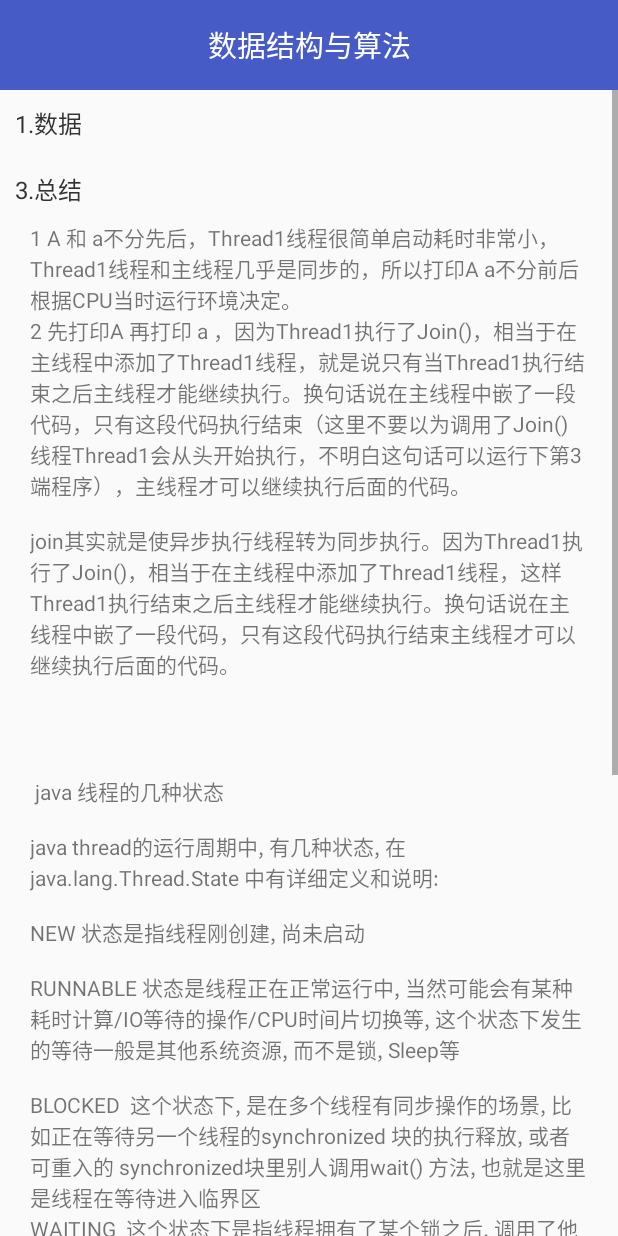
After one commit to UCodeUStory/DataStructure, an Android app: the JavaThreadSummary screen opened directly, with no data from a screen before it, on a phone screen of 412 x 824 dp. The commit adds this screen. Run offline under Robolectric (Android 15) with nearby library versions, the phone set to English and light mode, and no system bars.

Commit message:
添加锁状态解释

```diff
--- a/app/src/main/AndroidManifest.xml
+++ b/app/src/main/AndroidManifest.xml
@@ -35,6 +35,7 @@
         <activity android:name=".sort.EightSortDescriptionActivity"></activity>
         <activity android:name=".sort.CountSortActivity"></activity>
         <activity android:name=".java.JavaWaitNotifyActivity"></activity>
+        <activity android:name=".java.JavaThreadSummary"></activity>
     </application>
 
 </manifest>
--- a/app/src/main/java/com/wangpos/datastructure/MainActivity.java
+++ b/app/src/main/java/com/wangpos/datastructure/MainActivity.java
@@ -9,6 +9,7 @@ import android.widget.ListView;
 
 import com.wangpos.datastructure.core.DataBean;
 import com.wangpos.datastructure.java.JavaThreadActivity;
+import com.wangpos.datastructure.java.JavaThreadSummary;
 import com.wangpos.datastructure.java.JavaWaitNotifyActivity;
 import com.wangpos.datastructure.sort.BinaryTreeActivity;
 import com.wangpos.datastructure.sort.BisearchActivity;
@@ -69,6 +70,8 @@ public class MainActivity extends AppCompatActivity {
     public static final int CountSort = 17;
 
     public static final int JavaThreadWaitNotify = 18;
+
+    public static final int JavaThreadJoin = 19;
 
     @Override
     protected void onCreate(Bundle savedInstanceState) {
@@ -151,6 +154,9 @@ public class MainActivity extends AppCompatActivity {
                 startActivity(new Intent(this,CountSortActivity.class));
                 break;
 
+            case JavaThreadJoin:
+                startActivity(new Intent(this, JavaThreadSummary.class));
+                break;
             default:
                 break;
         }
@@ -171,6 +177,7 @@ public class MainActivity extends AppCompatActivity {
         list.add(new DataBean(BubbleSort,"冒泡排序"));
         list.add(new DataBean(JavaThread,"线程通信与锁详解"));
         list.add(new DataBean(JavaThreadWaitNotify,"Wait/notify/notifyAll"));
+        list.add(new DataBean(JavaThreadJoin,"Join详解"));
         list.add(new DataBean(HeapSort,"堆排序"));
         list.add(new DataBean(MerageSort,"归并排序"));
         list.add(new DataBean(ShellSort,"希尔排序"));
--- /dev/null
+++ b/app/src/main/java/com/wangpos/datastructure/java/JavaThreadSummary.java
@@ -0,0 +1,322 @@
+package com.wangpos.datastructure.java;
+
+import android.util.Log;
+
+import com.wangpos.datastructure.core.BaseActivity;
+import com.wangpos.datastructure.core.CodeBean;
+
+import org.jsoup.Connection;
+
+/**
+ * Created by qiyue on 2017/11/26.
+ */
+
+public class JavaThreadSummary extends BaseActivity{
+    @Override
+    protected void initData() {
+
+        /**
+         * A a 不分先后
+         */
+//        TestJoin();
+
+        /**
+         * A 先 a 后
+         */
+//        TestJoin2();
+
+        addItem(new CodeBean("join解释",joincode));
+    }
+
+    @Override
+    protected String getTextData() {
+        return null;
+    }
+
+    @Override
+    protected int getImageData() {
+        return 0;
+    }
+
+    @Override
+    protected String getResultData() {
+        return null;
+    }
+
+    @Override
+    protected String getTimeData() {
+        return null;
+    }
+
+    @Override
+    protected String getSpaceTimeData() {
+        return null;
+    }
+
+    @Override
+    protected String getWendingXingData() {
+        return null;
+    }
+
+    @Override
+    protected String getSummaryData() {
+        return "1 A 和 a不分先后，Thread1线程很简单启动耗时非常小，Thread1线程和主线程几乎是同步的，所以打印A a不分前后根据CPU当时运行环境决定。\n" +
+                "2 先打印A 再打印 a ，因为Thread1执行了Join()，相当于在主线程中添加了Thread1线程，就是说只有当Thread1执行结束之后主线程才能继续执行。" +
+                "换句话说在主线程中嵌了一段代码，只有这段代码执行结束（这里不要以为调用了Join()线程Thread1会从头开始执行，不明白这句话可以运行下第3端程序），" +
+                "主线程才可以继续执行后面的代码。\n" +
+                " \n" +
+                "join其实就是使异步执行线程转为同步执行。" +
+                "" +
+                "因为Thread1执行了Join()，相当于在主线程中添加了Thread1线程，这样Thread1执行结束之后主线程才能继续执行。" +
+                "换句话说在主线程中嵌了一段代码，只有这段代码执行结束" +
+                "主线程才可以继续执行后面的代码。\n" +
+                "\n " +
+                "\n " +
+                "\n " +
+                "\n " +
+                "java 线程的几种状态\n" +
+                " \n" +
+                "java thread的运行周期中, 有几种状态, 在 java.lang.Thread.State 中有详细定义和说明:\n" +
+                "\n" +
+                "NEW 状态是指线程刚创建, 尚未启动\n" +
+                "\n" +
+                "RUNNABLE 状态是线程正在正常运行中, 当然可能会有某种耗时计算/IO等待的操作/CPU时间片切换等, 这个状态下发生的等待一般是其他系统资源, 而不是锁, Sleep等\n" +
+                "\n" +
+                "BLOCKED  这个状态下, 是在多个线程有同步操作的场景, 比如正在等待另一个线程的synchronized 块的执行释放, 或者可重入的 synchronized块里别人调用wait() 方法, 也就是这里是线程在等待进入临界区\n" +
+                "WAITING  这个状态下是指线程拥有了某个锁之后, 调用了他的wait方法, 等待其他线程/锁拥有者调用 notify / notifyAll 一遍该线程可以继续下一步操作," +
+                " 这里要区分 BLOCKED 和 WATING 的区别, 一个是在临界点外面等待进入, 一个是在临界点里面wait等待别人notify, 线程调用了join方法 join了另外的线程的时候, 也会进入WAITING状态, 等待被他join的线程执行结束\n" +
+                "\n" +
+                "TIMED_WAITING  这个状态就是有限的(时间限制)的WAITING, 一般出现在调用wait(long), join(long)等情况下, 另外一个线程sleep后, 也会进入TIMED_WAITING状态\n" +
+                "\n" +
+                "TERMINATED 这个状态下表示 该线程的run方法已经执行完毕了, 基本上就等于死亡了(当时如果线程被持久持有, 可能不会被回收)" +
+                "" +
+                "" +
+                "" +
+                "\n" +
+                "" +
+                "阻塞：当一个线程试图获取一个内部的对象锁（非java.util.concurrent库中的锁），而该锁被其他线程持有，则该线程进入阻塞状态。\n" +
+                "等待：当一个线程等待另一个线程通知调度器一个条件时，该线程进入等待状态。例如调用：Object.wait()、Thread.join()以及等待Lock或Condition。";
+    }
+
+
+
+    private static final String joincode = "" +
+            "join 就是将代码嵌入调用他的线程中，这样就保证了顺序执行" +
+            "" +
+            "\n"+
+            "    public static int TestJoin()\n"+
+            "    {\n"+
+            "\n"+
+            "        Thread Thread1 = new Thread() {\n"+
+            "            @Override\n"+
+            "            public void run() {\n"+
+            "                super.run();\n"+
+            "                Log.i(\"info\",\"A\");\n"+
+            "            }\n"+
+            "        };\n"+
+            "        Thread1.start();\n"+
+            "        Log.i(\"info\",\"a\");\n"+
+            "        return 0;\n"+
+            "    }\n"+
+            "    \n"+
+            "    \n"+
+            "    //结果是先打印 A 还先打印 a ？\n"+
+            "    public static int TestJoin2 ()\n"+
+            "    {\n"+
+            "\n"+
+            "        Thread Thread1 = new Thread() {\n"+
+            "            @Override\n"+
+            "            public void run() {\n"+
+            "                Log.i(\"info\",\"A\");\n"+
+            "                super.run();\n"+
+            "            }\n"+
+            "            \n"+
+            "        };\n"+
+            "        Thread1.start();\n"+
+            "        try {\n"+
+            "            Thread1.join();//注意这里\n"+
+            "        } catch (InterruptedException e) {\n"+
+            "            e.printStackTrace();\n"+
+            "        }\n"+
+            "        Log.i(\"info\",\"a\");\n"+
+            "        return 0;\n"+
+            "    }\n"+
+            "   // 结果是先打印 A 还先打印 a ？\n"+
+            "    static void testJoin3()\n"+
+            "    {\n"+
+            "        //线程A\n"+
+            "        final Thread ThreadA = new Thread()\n"+
+            "        {\n"+
+            "            @Override\n"+
+            "            public void run() {\n"+
+            "                super.run();\n"+
+            "                for (int i = 0; i < 10; i++)\n"+
+            "                {\n"+
+            "                    Log.i(\"info\",\"A : \" );\n"+
+            "                    if (i == 9)\n"+
+            "                    {\n"+
+            "                        break;\n"+
+            "                    }\n"+
+            "                    try {\n"+
+            "                        Thread.sleep(1000);\n"+
+            "                    } catch (InterruptedException e) {\n"+
+            "                        e.printStackTrace();\n"+
+            "                    }\n"+
+            "                }\n"+
+            "            }\n"+
+            "\n"+
+            "        };\n"+
+            "        //线程B\n"+
+            "        Thread ThreadB = new Thread()\n"+
+            "        {\n"+
+            "            @Override\n"+
+            "            public void run() {\n"+
+            "                super.run();\n"+
+            "                for (int i = 0; i < 5; i++)\n"+
+            "                {\n"+
+            "                    Log.i(\"info\",\"B : \");\n"+
+            "                    if (i == 4)\n"+
+            "                    {\n"+
+            "                        break;\n"+
+            "                    }\n"+
+            "                    try {\n"+
+            "                        Thread.sleep(1000);\n"+
+            "                    } catch (InterruptedException e) {\n"+
+            "                        e.printStackTrace();\n"+
+            "                    }\n"+
+            "                }\n"+
+            "\n"+
+            "                try {\n"+
+            "                    ThreadA.join();//在这里插入线程A\n"+
+            "                } catch (InterruptedException e) {\n"+
+            "                    e.printStackTrace();\n"+
+            "                }\n"+
+            "\n"+
+            "                for (int i = 0; i < 5; i++)\n"+
+            "                {\n"+
+            "                    Log.i(\"info\",\"C : \" );\n"+
+            "                    if (i == 4)\n"+
+            "                    {\n"+
+            "                        break;\n"+
+            "                    }\n"+
+            "                    try {\n"+
+            "                        Thread.sleep(1000);\n"+
+            "                    } catch (InterruptedException e) {\n"+
+            "                        e.printStackTrace();\n"+
+            "                    }\n"+
+            "                }\n"+
+            "            }\n"+
+            "        };\n"+
+            "        ThreadA.start();\n"+
+            "        ThreadB.start();\n"+
+            "    }";
+
+
+    public static int TestJoin()
+    {
+
+        Thread Thread1 = new Thread() {
+            @Override
+            public void run() {
+                super.run();
+                Log.i("info","A");
+            }
+        };
+        Thread1.start();
+        Log.i("info","a");
+        return 0;
+    }
+
+
+    //结果是先打印 A 还先打印 a ？
+    public static int TestJoin2 ()
+    {
+
+        Thread Thread1 = new Thread() {
+            @Override
+            public void run() {
+                Log.i("info","A");
+                super.run();
+            }
+
+        };
+        Thread1.start();
+        try {
+            Thread1.join();//注意这里
+        } catch (InterruptedException e) {
+            e.printStackTrace();
+        }
+        Log.i("info","a");
+        return 0;
+    }
+   // 结果是先打印 A 还先打印 a ？
+    static void testJoin3()
+    {
+        //线程A
+        final Thread ThreadA = new Thread()
+        {
+            @Override
+            public void run() {
+                super.run();
+                for (int i = 0; i < 10; i++)
+                {
+                    Log.i("info","A : " );
+                    if (i == 9)
+                    {
+                        break;
+                    }
+                    try {
+                        Thread.sleep(1000);
+                    } catch (InterruptedException e) {
+                        e.printStackTrace();
+                    }
+                }
+            }
+
+        };
+        //线程B
+        Thread ThreadB = new Thread()
+        {
+            @Override
+            public void run() {
+                super.run();
+                for (int i = 0; i < 5; i++)
+                {
+                    Log.i("info","B : ");
+                    if (i == 4)
+                    {
+                        break;
+                    }
+                    try {
+                        Thread.sleep(1000);
+                    } catch (InterruptedException e) {
+                        e.printStackTrace();
+                    }
+                }
+
+                try {
+                    ThreadA.join();//在这里插入线程A
+                } catch (InterruptedException e) {
+                    e.printStackTrace();
+                }
+
+                for (int i = 0; i < 5; i++)
+                {
+                    Log.i("info","C : " );
+                    if (i == 4)
+                    {
+                        break;
+                    }
+                    try {
+                        Thread.sleep(1000);
+                    } catch (InterruptedException e) {
+                        e.printStackTrace();
+                    }
+                }
+            }
+        };
+        ThreadA.start();
+        ThreadB.start();
+    }
+
+}
```
